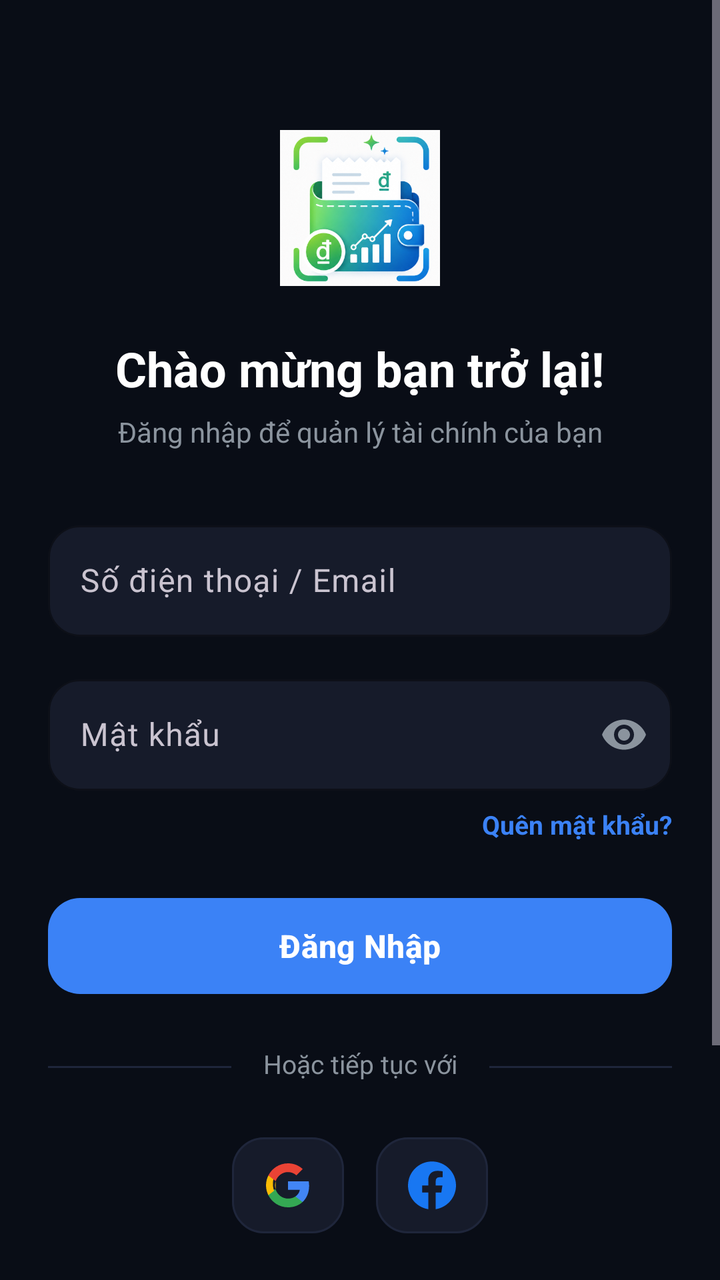
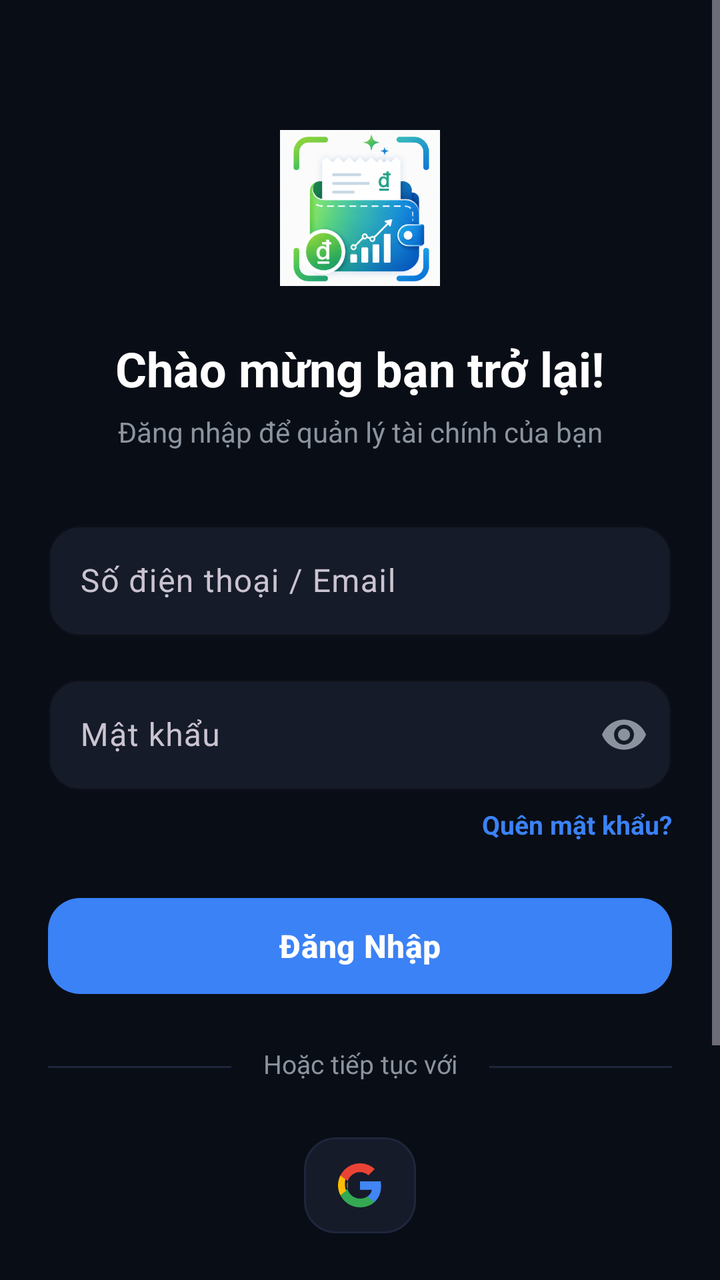

Screens rendered from an Android XML layout before and after an edit, with the pre-edit source and the edit as a unified diff.
<!-- AndroidManifest.xml: activity theme Theme.PersonalFinance.NoActionBar -->
<!-- res/layout/activity_login.xml -->
<?xml version="1.0" encoding="utf-8"?>
<ScrollView
    xmlns:android="http://schemas.android.com/apk/res/android"
    xmlns:app="http://schemas.android.com/apk/res-auto"
    android:layout_width="match_parent"
    android:layout_height="match_parent"
    android:background="@color/background"
    android:fillViewport="true">

    <androidx.constraintlayout.widget.ConstraintLayout
        android:layout_width="match_parent"
        android:layout_height="wrap_content"
        android:padding="24dp">

        
        <ImageView
            android:id="@+id/ivLogo"
            android:layout_width="80dp"
            android:layout_height="80dp"
            android:layout_marginTop="40dp"
            android:contentDescription="@string/cd_app_logo"
            android:src="@drawable/ic_app_logo_glow"
            app:layout_constraintEnd_toEndOf="parent"
            app:layout_constraintStart_toStartOf="parent"
            app:layout_constraintTop_toTopOf="parent" />

        
        <TextView
            android:id="@+id/tvTitle"
            android:layout_width="wrap_content"
            android:layout_height="wrap_content"
            android:layout_marginTop="24dp"
            android:text="@string/ui_chao_mung_ban_tro_lai"
            android:textColor="@color/text_primary"
            android:textSize="24sp"
            android:textStyle="bold"
            app:layout_constraintEnd_toEndOf="parent"
            app:layout_constraintStart_toStartOf="parent"
            app:layout_constraintTop_toBottomOf="@id/ivLogo" />

        
        <TextView
            android:id="@+id/tvSubtitle"
            android:layout_width="wrap_content"
            android:layout_height="wrap_content"
            android:layout_marginTop="6dp"
            android:text="@string/login_subtitle"
            android:textColor="@color/text_secondary"
            android:textSize="14sp"
            app:layout_constraintEnd_toEndOf="parent"
            app:layout_constraintStart_toStartOf="parent"
            app:layout_constraintTop_toBottomOf="@id/tvTitle" />

        
        <com.google.android.material.textfield.TextInputLayout
            android:id="@+id/tilEmail"
            style="@style/Widget.PersonalFinance.TextInputLayout"
            android:layout_width="0dp"
            android:layout_height="wrap_content"
            android:layout_marginTop="32dp"
            android:hint="@string/ui_so_dien_thoai_email"
            app:boxStrokeColor="@color/primary"
            app:hintTextColor="@color/primary"
            app:layout_constraintEnd_toEndOf="parent"
            app:layout_constraintStart_toStartOf="parent"
            app:layout_constraintTop_toBottomOf="@id/tvSubtitle">

            <com.google.android.material.textfield.TextInputEditText
                android:id="@+id/etEmail"
                android:layout_width="match_parent"
                android:layout_height="wrap_content"
                android:inputType="textEmailAddress"
                android:textColor="@color/text_primary" />
        </com.google.android.material.textfield.TextInputLayout>

        
        <com.google.android.material.textfield.TextInputLayout
            android:id="@+id/tilPassword"
            style="@style/Widget.PersonalFinance.TextInputLayout"
            android:layout_width="0dp"
            android:layout_height="wrap_content"
            android:layout_marginTop="16dp"
            android:hint="@string/hint_password"
            app:boxStrokeColor="@color/primary"
            app:hintTextColor="@color/primary"
            app:endIconMode="password_toggle"
            app:endIconTint="@color/text_secondary"
            app:layout_constraintEnd_toEndOf="parent"
            app:layout_constraintStart_toStartOf="parent"
            app:layout_constraintTop_toBottomOf="@id/tilEmail">

            <com.google.android.material.textfield.TextInputEditText
                android:id="@+id/etPassword"
                android:layout_width="match_parent"
                android:layout_height="wrap_content"
                android:inputType="textPassword"
                android:textColor="@color/text_primary" />
        </com.google.android.material.textfield.TextInputLayout>

        
        <TextView
            android:id="@+id/tvForgotPassword"
            android:layout_width="wrap_content"
            android:layout_height="wrap_content"
            android:layout_marginTop="8dp"
            android:text="@string/ui_quen_mat_khau"
            android:textColor="@color/primary"
            android:textSize="13sp"
            android:textStyle="bold"
            app:layout_constraintEnd_toEndOf="parent"
            app:layout_constraintTop_toBottomOf="@id/tilPassword" />

        
        <com.google.android.material.button.MaterialButton
            android:id="@+id/btnLogin"
            style="@style/Widget.PersonalFinance.Button.Primary"
            android:layout_width="0dp"
            android:layout_height="56dp"
            android:layout_marginTop="24dp"
            android:text="@string/btn_login"
            android:textStyle="bold"
            app:layout_constraintEnd_toEndOf="parent"
            app:layout_constraintStart_toStartOf="parent"
            app:layout_constraintTop_toBottomOf="@id/tvForgotPassword" />

        
        <View
            android:id="@+id/dividerLeft"
            android:layout_width="0dp"
            android:layout_height="1dp"
            android:layout_marginTop="32dp"
            android:layout_marginEnd="16dp"
            android:background="@color/divider"
            app:layout_constraintEnd_toStartOf="@id/tvOr"
            app:layout_constraintStart_toStartOf="parent"
            app:layout_constraintTop_toBottomOf="@id/btnLogin" />

        <TextView
            android:id="@+id/tvOr"
            android:layout_width="wrap_content"
            android:layout_height="wrap_content"
            android:layout_marginTop="22dp"
            android:text="@string/ui_hoac_tiep_tuc_voi"
            android:textColor="@color/text_secondary"
            android:textSize="13sp"
            app:layout_constraintEnd_toStartOf="@id/dividerRight"
            app:layout_constraintStart_toEndOf="@id/dividerLeft"
            app:layout_constraintTop_toBottomOf="@id/btnLogin" />

        <View
            android:id="@+id/dividerRight"
            android:layout_width="0dp"
            android:layout_height="1dp"
            android:layout_marginStart="16dp"
            android:layout_marginTop="32dp"
            android:background="@color/divider"
            app:layout_constraintEnd_toEndOf="parent"
            app:layout_constraintStart_toEndOf="@id/tvOr"
            app:layout_constraintTop_toBottomOf="@id/btnLogin" />

        
        <LinearLayout
            android:id="@+id/layoutSocial"
            android:layout_width="wrap_content"
            android:layout_height="wrap_content"
            android:layout_marginTop="24dp"
            android:orientation="horizontal"
            app:layout_constraintEnd_toEndOf="parent"
            app:layout_constraintStart_toStartOf="parent"
            app:layout_constraintTop_toBottomOf="@id/tvOr">

            
            <com.google.android.material.button.MaterialButton
                android:id="@+id/btnGoogleLogin"
                style="@style/Widget.PersonalFinance.Button.Google"
                android:layout_width="56dp"
                android:layout_height="56dp"
                android:layout_marginEnd="16dp"
                app:icon="@drawable/ic_google"
                app:iconTint="@null"
                app:iconSize="24dp"
                app:iconGravity="textStart"
                app:iconPadding="0dp" />

            












            
            <com.google.android.material.button.MaterialButton
                android:id="@+id/btnFacebookLogin"
                style="@style/Widget.PersonalFinance.Button.Google"
                android:layout_width="56dp"
                android:layout_height="56dp"
                app:icon="@drawable/ic_facebook"
                app:iconTint="@null"
                app:iconSize="24dp"
                app:iconGravity="textStart"
                app:iconPadding="0dp" />
        </LinearLayout>

        
        <com.google.android.material.button.MaterialButton
            android:id="@+id/btnDemoLogin"
            style="@style/Widget.Material3.Button.TextButton"
            android:layout_width="wrap_content"
            android:layout_height="wrap_content"
            android:layout_marginTop="16dp"
            android:text="⚡ Dùng thử ngay (Chế độ Demo)"
            android:textColor="@color/primary"
            android:textSize="14sp"
            android:textStyle="bold"
            app:layout_constraintEnd_toEndOf="parent"
            app:layout_constraintStart_toStartOf="parent"
            app:layout_constraintTop_toBottomOf="@id/layoutSocial" />

        
        <TextView
            android:id="@+id/tvRegisterLink"
            android:layout_width="wrap_content"
            android:layout_height="wrap_content"
            android:layout_marginTop="16dp"
            android:layout_marginBottom="24dp"
            android:padding="8dp"
            android:text="@string/msg_no_account_register"
            android:textColor="@color/primary"
            android:textSize="14sp"
            android:textStyle="bold"
            app:layout_constraintBottom_toBottomOf="parent"
            app:layout_constraintEnd_toEndOf="parent"
            app:layout_constraintStart_toStartOf="parent"
            app:layout_constraintTop_toBottomOf="@id/btnDemoLogin" />

        
        <ProgressBar
            android:id="@+id/progressBar"
            android:layout_width="wrap_content"
            android:layout_height="wrap_content"
            android:visibility="gone"
            app:layout_constraintBottom_toBottomOf="parent"
            app:layout_constraintEnd_toEndOf="parent"
            app:layout_constraintStart_toStartOf="parent"
            app:layout_constraintTop_toTopOf="parent" />

    </androidx.constraintlayout.widget.ConstraintLayout>
</ScrollView>
<!-- resources referenced by this layout -->
<resources>
  <color name="background">#090D16</color>
  <color name="divider">#1F263B</color>
  <color name="primary">#3B82F6</color>
  <color name="text_primary">#FFFFFF</color>
  <color name="text_secondary">#8B949E</color>
  <!-- drawable ic_facebook (drawable) -->
  <vector xmlns:android="http://schemas.android.com/apk/res/android"
      android:width="24dp"
      android:height="24dp"
      android:viewportWidth="24"
      android:viewportHeight="24">
    <path
        android:fillColor="#1877F2"
        android:pathData="M24,12.073c0,-6.627 -5.373,-12 -12,-12s-12,5.373 -12,12c0,5.99 4.388,10.954 10.125,11.854v-8.385H7.078v-3.47h3.047V9.43c0,-3.007 1.792,-4.669 4.533,-4.669 1.312,0 2.686,0.235 2.686,0.235v2.953H15.83c-1.491,0 -1.956,0.925 -1.956,1.874v2.25h3.328l-0.532,3.47h-2.796v8.385C19.612,23.027 24,18.062 24,12.073z"/>
  </vector>
  <string name="btn_login">Đăng Nhập</string>
  <string name="cd_app_logo">Logo ứng dụng</string>
  <string name="hint_password">Mật khẩu</string>
  <string name="login_subtitle">Đăng nhập để quản lý tài chính của bạn</string>
  <string name="msg_no_account_register">Chưa có tài khoản? Đăng ký ngay</string>
  <string name="ui_chao_mung_ban_tro_lai">Chào mừng bạn trở lại!</string>
  <string name="ui_hoac_tiep_tuc_voi">Hoặc tiếp tục với</string>
  <string name="ui_quen_mat_khau">Quên mật khẩu?</string>
  <string name="ui_so_dien_thoai_email">Số điện thoại / Email</string>
  <style name="Widget.PersonalFinance.Button.Google" parent="Widget.Material3.Button.OutlinedButton">
          <item name="backgroundTint">@color/google_button_bg</item>
          <item name="android:textColor">@color/google_button_text</item>
          <item name="strokeColor">@color/divider</item>
          <item name="strokeWidth">1dp</item>
          <item name="cornerRadius">16dp</item>
          <item name="android:textSize">16sp</item>
          <item name="android:textAllCaps">false</item>
      </style>
  <style name="Widget.PersonalFinance.Button.Primary" parent="Widget.Material3.Button">
          <item name="backgroundTint">@color/primary</item>
          <item name="android:textColor">@color/white</item>
          <item name="cornerRadius">16dp</item>
          <item name="android:textSize">16sp</item>
          <item name="android:textAllCaps">false</item>
      </style>
  <style name="Widget.PersonalFinance.TextInputLayout" parent="Widget.Material3.TextInputLayout.OutlinedBox">
          <item name="boxCornerRadiusTopStart">16dp</item>
          <item name="boxCornerRadiusTopEnd">16dp</item>
          <item name="boxCornerRadiusBottomStart">16dp</item>
          <item name="boxCornerRadiusBottomEnd">16dp</item>
          <item name="boxStrokeColor">@color/primary</item>
          <item name="hintTextColor">@color/text_secondary</item>
          <item name="boxBackgroundColor">@color/surface</item>
      </style>
  <color name="google_button_bg">#161B2A</color>
  <color name="google_button_text">#FFFFFF</color>
  <color name="white">#FFFFFFFF</color>
  <color name="surface">#161B2A</color>
  <color name="primary_dark">#06080C</color>
  <color name="primary_variant">#2563EB</color>
  <color name="secondary">#F85149</color>
  <color name="secondary_variant">#D946EF</color>
  <!-- unchanged entries left out for length: 3 -->
</resources>

<!-- the commit's change to res/layout/activity_login.xml (unified diff, before → after) -->
@@ -175,25 +175,11 @@
                 style="@style/Widget.PersonalFinance.Button.Google"
                 android:layout_width="56dp"
                 android:layout_height="56dp"
-                android:layout_marginEnd="16dp"
                 app:icon="@drawable/ic_google"
                 app:iconTint="@null"
                 app:iconSize="24dp"
                 app:iconGravity="textStart"
                 app:iconPadding="0dp" />
-
-            
-
-
-
-
-
-
-
-
-
-
-
 
             
             <com.google.android.material.button.MaterialButton
@@ -201,6 +187,7 @@
                 style="@style/Widget.PersonalFinance.Button.Google"
                 android:layout_width="56dp"
                 android:layout_height="56dp"
+                android:visibility="gone"
                 app:icon="@drawable/ic_facebook"
                 app:iconTint="@null"
                 app:iconSize="24dp"
